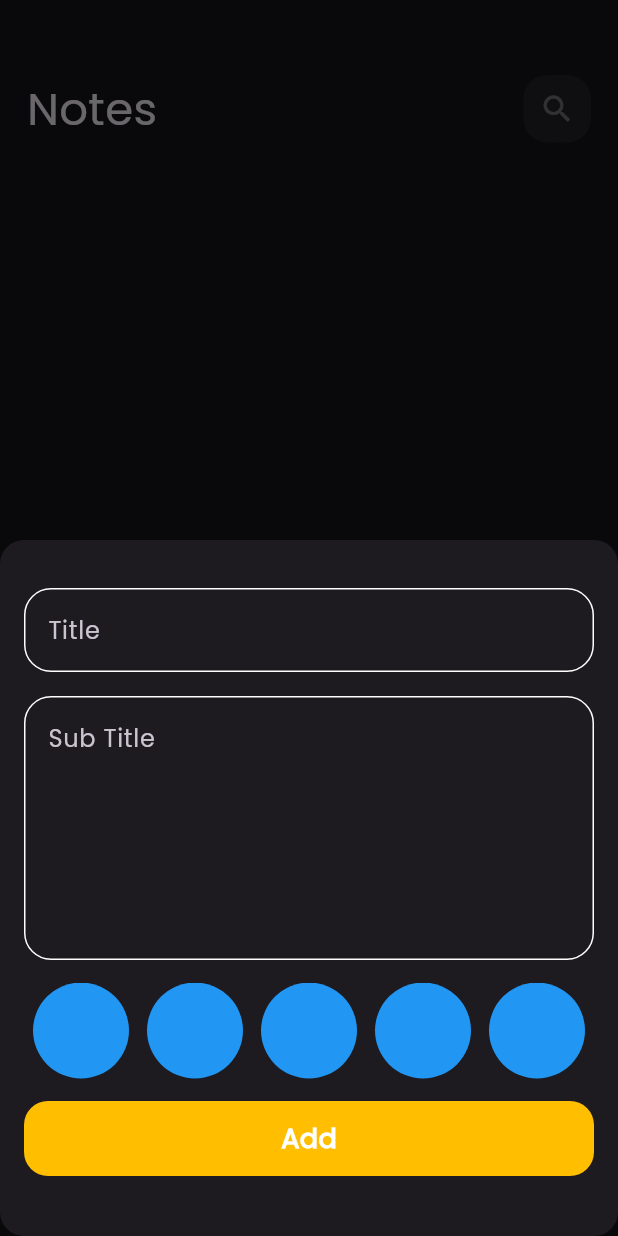
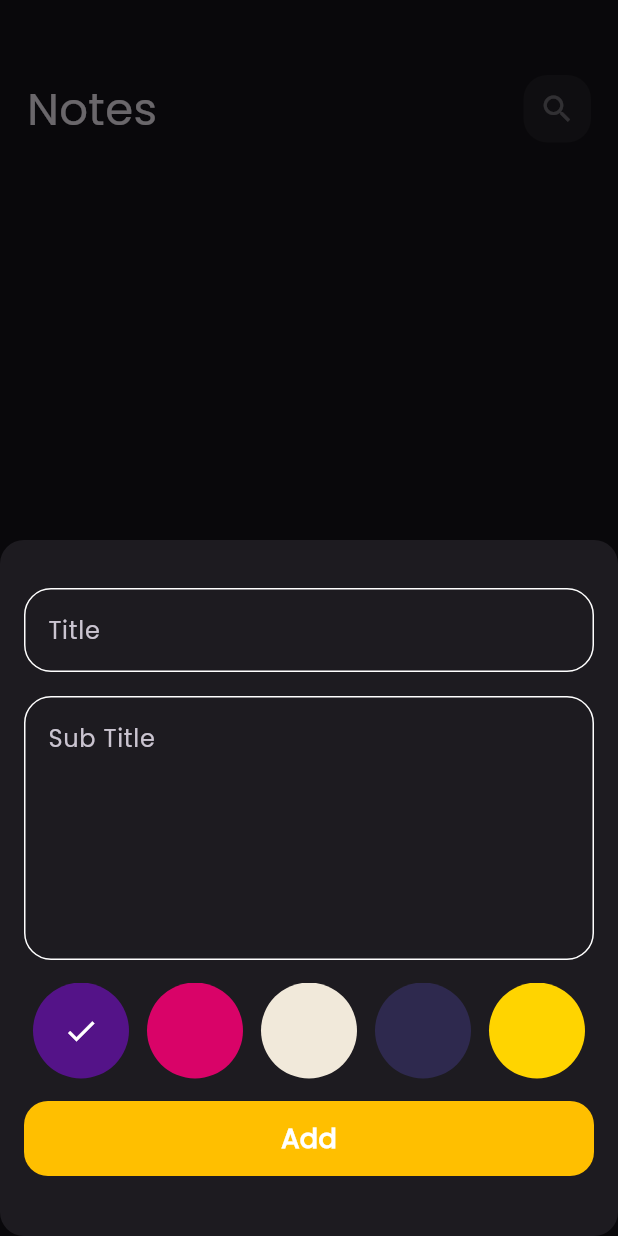
Before and after one commit to Megoadro/Note_App, a Flutter app: the screen it shows after launch, after a tap on the "add" icon, on a phone screen of 412 x 824 dp. Run offline on Flutter 3.47's test engine with Material 3 defaults, Android fonts, the light colour scheme and no system bars; our stand-ins replace bloc, flutter_bloc, font_awesome_flutter, hive, hive_flutter; accounts and stored records are empty.

Commit message:
colors lostview part two

```diff
--- a/lib/widgets/colors_list_view.dart
+++ b/lib/widgets/colors_list_view.dart
@@ -1,33 +1,72 @@
 import 'package:flutter/material.dart';
 
 class ColorItem extends StatelessWidget {
-  const ColorItem({super.key});
-
+  const ColorItem({super.key, required this.isActive, required this.color});
+  final bool isActive;
+  final Color color;
   @override
   Widget build(BuildContext context) {
-    return const Padding(
-      padding:  EdgeInsets.symmetric(horizontal: 6),
-      child:  CircleAvatar(
-        backgroundColor: Colors.blue,
-        radius: 32,
-      ),
-    );
+    return isActive
+        ? Padding(
+            padding: const EdgeInsets.symmetric(horizontal: 6),
+            child: CircleAvatar(
+              backgroundColor: color,
+              radius: 32,
+              child: const Icon(
+                Icons.done,
+                color: Colors.white,
+              ),
+            ),
+          )
+        : Padding(
+            padding: const EdgeInsets.symmetric(horizontal: 6),
+            child: CircleAvatar(
+              backgroundColor: color,
+              radius: 32,
+            ),
+          );
   }
 }
 
-
-class ColorsListView extends StatelessWidget {
+class ColorsListView extends StatefulWidget {
   const ColorsListView({super.key});
 
   @override
+  State<ColorsListView> createState() => _ColorsListViewState();
+}
+
+class _ColorsListViewState extends State<ColorsListView> {
+  int currentIndex = 0;
+  List<Color> colors = const [
+    Color(0xff541388),
+    Color(0xffD90368),
+    Color(0xffF1E9DA),
+    Color(0xff2E294E),
+    Color(0xffFFD400),
+    Color(0xffC5D86D),
+    Color(0xff86615C),
+    Color(0xffAFE0CE),
+    Color(0xffFFEDDF),
+    Color(0xff0D1321),
+  ];
+  @override
   Widget build(BuildContext context) {
-    return  SizedBox(
-      height: 32*2,
+    return SizedBox(
+      height: 32 * 2,
       child: ListView.builder(
-         itemCount: 10,
-         scrollDirection: Axis.horizontal,
-        itemBuilder: (context,index){
-          return const ColorItem();
+        itemCount: colors.length,
+        scrollDirection: Axis.horizontal,
+        itemBuilder: (context, index) {
+          return GestureDetector(
+            onTap: () {
+              currentIndex = index;
+              setState(() {});
+            },
+            child: ColorItem(
+              color: colors[index],
+              isActive: currentIndex == index,
+            ),
+          );
         },
       ),
     );
```
